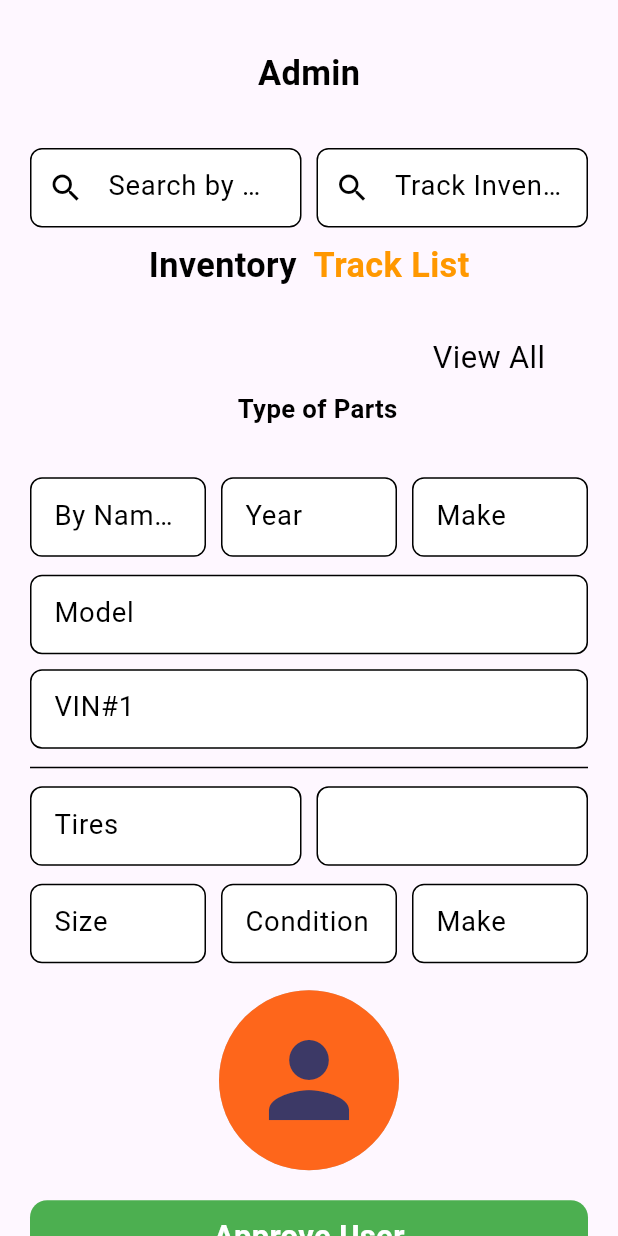
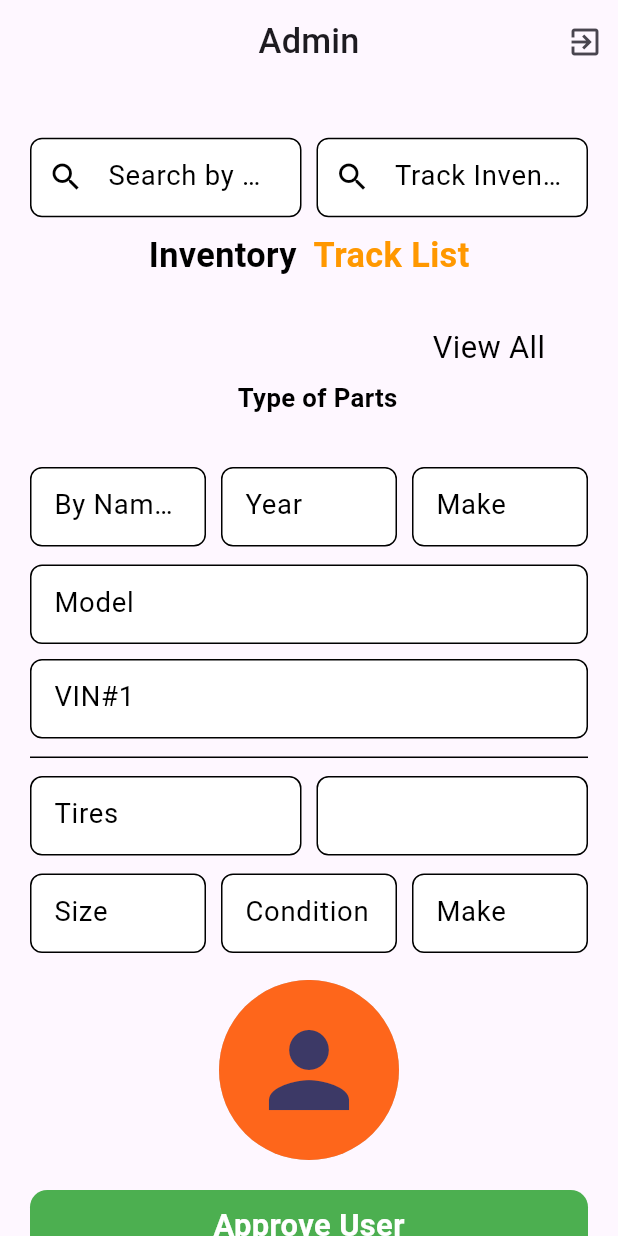
Before and after one commit to Shahabmustafa/inventra-pro, a Flutter app: the AdminScreen screen opened directly, on a phone screen of 412 x 824 dp. Run offline on Flutter 3.47's test engine with Material 3 defaults, Android fonts, the phone set to English and light mode, and no system bars; our stand-ins replace cloud_firestore, file_picker, firebase_auth, firebase_core, firebase_storage, flutter_screenutil and 3 more; accounts and stored records are empty.

Commit message:
update code and all update

```diff
--- a/lib/screens/home/admin/admin_screen.dart
+++ b/lib/screens/home/admin/admin_screen.dart
@@ -5,9 +5,8 @@ import 'package:flutter/material.dart';
 import 'package:flutter_screenutil/flutter_screenutil.dart';
 import 'package:get/get.dart';
 import 'package:provider/provider.dart';
-
 import '../../../provider/WidgetsViewModel1.dart';
-import '../../../provider/change_email_controller.dart';
+import '../../login/login_screen.dart';
 import '../home_screen.dart';
 import '../inventory track list/inventory_track_list_detail_scree_one.dart';
 import 'email_verification_screen.dart';
@@ -37,11 +36,26 @@ class _AdminScreenState extends State<AdminScreen> {
   bool loading = false;
   bool approve = false;
 
-  changeEmail(){
-    FirebaseAuth.instance.sendPasswordResetEmail(email: _emailController.text).then((value){
-      print("send");
-    });
-  }
+  final verifyEmail = FirebaseAuth.instance.currentUser!.emailVerified;
+
+
+  // Future resetEmail(String newEmail) async {
+  //   try{
+  //     if(verifyEmail != null){
+  //       FirebaseAuth.instance.currentUser!.updateEmail(newEmail).then((value){
+  //         print("sucess");
+  //       }).onError((error, stackTrace){
+  //         print(error);
+  //         print(stackTrace);
+  //       });
+  //     }else{
+  //       print("Please Enter Your Verify Email");
+  //     }
+  //
+  //   }catch(e){
+  //
+  //   }
+  // }
 
 
   @override
@@ -49,22 +63,30 @@ class _AdminScreenState extends State<AdminScreen> {
     return Consumer2<WidgetsViewModel1, WidgetsViewModel1>(
         builder: (context, widgetProvider, signUpProvider, child) => SafeArea(
                 child: Scaffold(
+                  appBar: AppBar(
+                    title: Text("Admin"),
+                    automaticallyImplyLeading: false,
+                    centerTitle: true,
+                    actions: [
+                      Padding(
+                        padding: const EdgeInsets.only(right: 10),
+                        child: InkWell(
+                          onTap: (){
+                            FirebaseAuth.instance.signOut().then((value){
+                              Navigator.pushReplacement(context, MaterialPageRoute(builder: (context) => LoginScreen()));
+                            });
+                          },
+                          child: Icon(Icons.exit_to_app),
+                        ),
+                      ),
+                    ],
+                  ),
               resizeToAvoidBottomInset: false,
               body: SingleChildScrollView(
                 child: Padding(
                   padding: const EdgeInsets.symmetric(horizontal: 20),
                   child: Column(
                     children: [
-                      SizedBox(height: 30.h),
-                      Center(
-                        child: Text(
-                          'Admin',
-                          style: TextStyle(
-                              color: Colors.black,
-                              fontSize: 20.sp,
-                              fontWeight: FontWeight.bold),
-                        ),
-                      ),
                       SizedBox(height: 30.h),
                       Row(
                         mainAxisAlignment: MainAxisAlignment.center,
@@ -388,56 +410,56 @@ class _AdminScreenState extends State<AdminScreen> {
                           ),
                         ),
                       ),
-                      SizedBox(height: 10.h),
-                      Divider(
-                        height: 1.h,
-                        color: Colors.black,
-                      ),
-                      SizedBox(height: 10.h),
-                      Center(
-                        child: Text(
-                          'Change Admin',
-                          style: TextStyle(
-                              color: Colors.black,
-                              fontSize: 20.sp,
-                              fontWeight: FontWeight.bold),
-                        ),
-                      ),
-                      SizedBox(height: 20.h),
-                      TextFormField(
-                        style: const TextStyle(color: Colors.black),
-                        controller: _emailController,
-                        decoration: InputDecoration(
-                            labelText: 'Email',
-                        ),
-                      ),
-                      SizedBox(height: 10.h),
-                      InkWell(
-                        onTap: (){
-                          if(_emailController.text.isEmpty){
-                            Get.snackbar("Error", "Please Enter Your New Email");
-                          }else{
-
-                          }
-                        },
-                        child: Container(
-                          height: 40.h,
-                          width: 350.w,
-                          decoration: BoxDecoration(
-                              color: Colors.black,
-                              borderRadius: BorderRadius.circular(10.r)),
-                          child: Center(
-                            child: loading ? Center(child: CircularProgressIndicator(color: Colors.white,)) : Text(
-                              'Send',
-                              style: TextStyle(
-                                  fontSize: 18.sp, fontWeight: FontWeight.bold),
-                            ),
-                          ),
-                        ),
-                      ),
-                      SizedBox(
-                          height:
-                              MediaQuery.of(context).viewInsets.bottom + 20),
+                      // SizedBox(height: 10.h),
+                      // Divider(
+                      //   height: 1.h,
+                      //   color: Colors.black,
+                      // ),
+                      // SizedBox(height: 10.h),
+                      // Center(
+                      //   child: Text(
+                      //     'Change Admin',
+                      //     style: TextStyle(
+                      //         color: Colors.black,
+                      //         fontSize: 20.sp,
+                      //         fontWeight: FontWeight.bold),
+                      //   ),
+                      // ),
+                      // SizedBox(height: 20.h),
+                      // TextFormField(
+                      //   style: const TextStyle(color: Colors.black),
+                      //   controller: _emailController,
+                      //   decoration: InputDecoration(
+                      //       labelText: 'Email',
+                      //   ),
+                      // ),
+                      // SizedBox(height: 10.h),
+                      // InkWell(
+                      //   onTap: (){
+                      //     if(_emailController.text.isEmpty){
+                      //       Get.snackbar("Error", "Please Enter Your New Email");
+                      //     }else{
+                      //       resetEmail(_emailController.text.trim());
+                      //     }
+                      //   },
+                      //   child: Container(
+                      //     height: 40.h,
+                      //     width: 350.w,
+                      //     decoration: BoxDecoration(
+                      //         color: Colors.black,
+                      //         borderRadius: BorderRadius.circular(10.r)),
+                      //     child: Center(
+                      //       child: loading ? Center(child: CircularProgressIndicator(color: Colors.white,)) : Text(
+                      //         'Send',
+                      //         style: TextStyle(
+                      //             fontSize: 18.sp, fontWeight: FontWeight.bold),
+                      //       ),
+                      //     ),
+                      //   ),
+                      // ),
+                      // SizedBox(
+                      //     height:
+                      //         MediaQuery.of(context).viewInsets.bottom + 20),
                     ],
                   ),
                 ),
--- a/lib/screens/home/home_screen.dart
+++ b/lib/screens/home/home_screen.dart
@@ -346,6 +346,7 @@ import 'package:get/get.dart';
 import 'package:inventra_pro/screens/home/admin/admin_screen.dart';
 import 'package:inventra_pro/screens/home/inventory%20track%20list/inventory_track_list_screen.dart';
 import 'package:inventra_pro/screens/home/vehicale%20saller%20information/vehical_saller_info_screen.dart';
+import 'package:inventra_pro/screens/login/login_screen.dart';
 import '../utils/utils.dart';
 import 'inventory track list/inventory_detail_screen_two.dart';
 
@@ -381,7 +382,9 @@ class _HomeScreenState extends State<HomeScreen> {
                 padding: const EdgeInsets.only(right: 10),
                 child: InkWell(
                   onTap: (){
-                    FirebaseAuth.instance.signOut();
+                    FirebaseAuth.instance.signOut().then((value){
+                      Navigator.pushReplacement(context, MaterialPageRoute(builder: (context) => LoginScreen()));
+                    });
                   },
                   child: Icon(Icons.exit_to_app),
                 ),
```
Also changed, not shown: lib/provider/change_email_controller.dart (deleted, +0 -56 lines).
